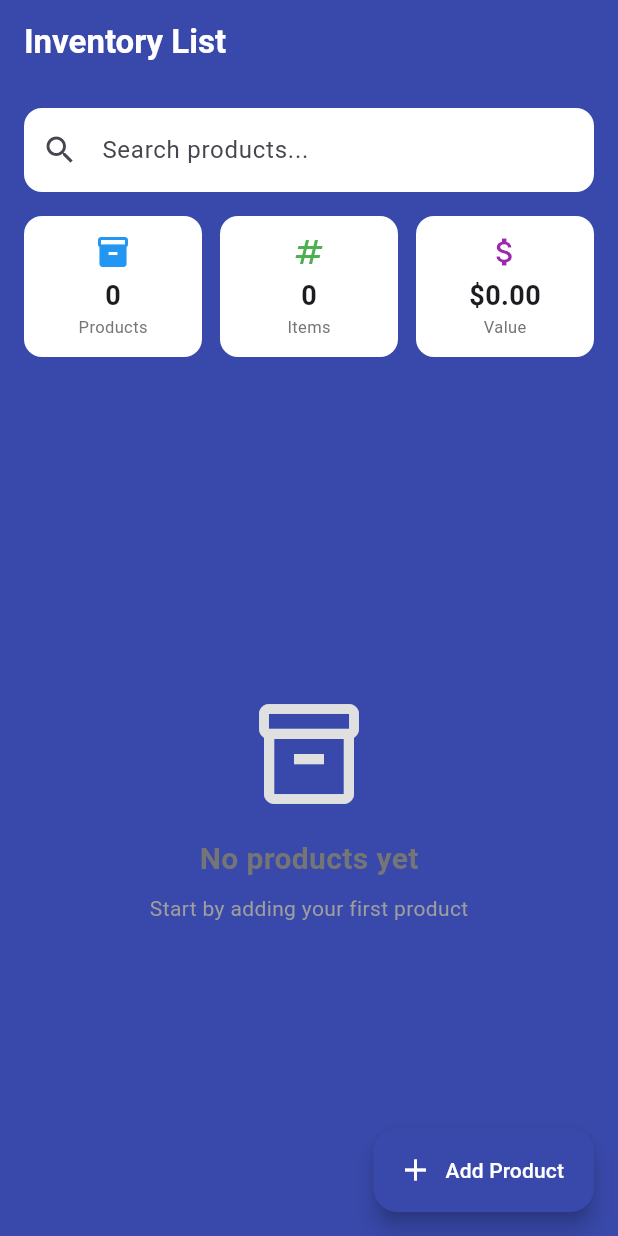
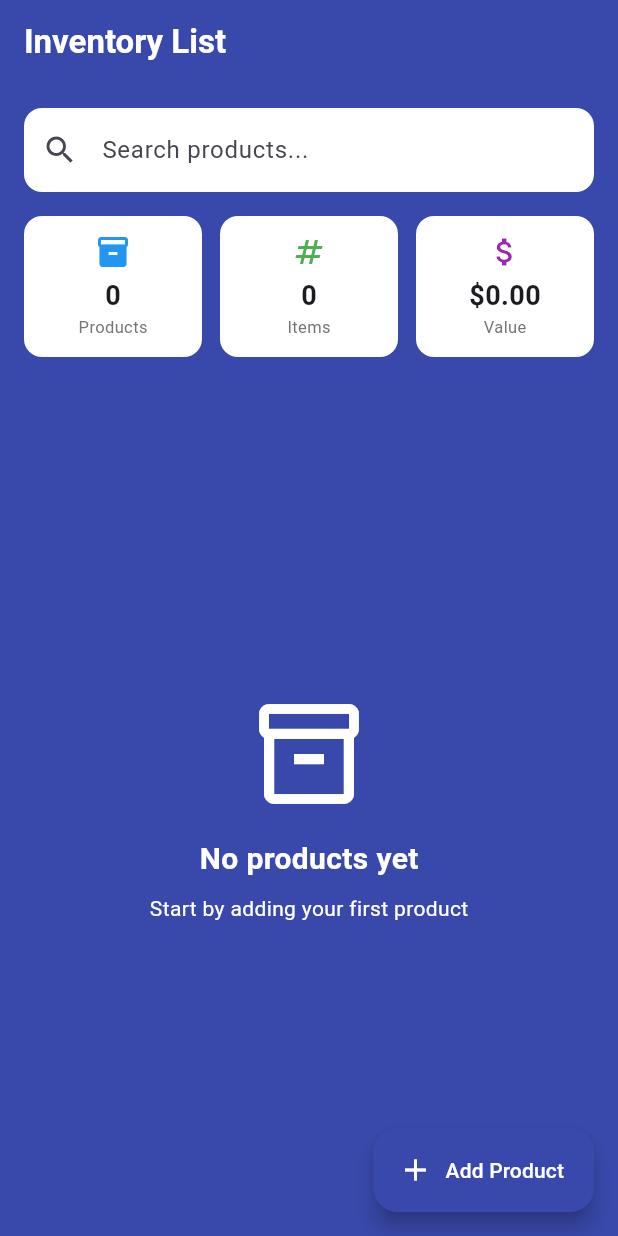
Before and after one commit to TheBigJae/hng_task_2, a Flutter app: the screen it shows after launch, on a phone screen of 412 x 824 dp. Run offline on Flutter 3.47's test engine with Material 3 defaults, Android fonts, the phone set to English and light mode, and no system bars; our stand-ins replace image_picker, sqflite; accounts and stored records are empty.

Commit message:
just the way it is

```diff
--- a/lib/screens/home_screen.dart
+++ b/lib/screens/home_screen.dart
@@ -348,20 +348,20 @@ class _HomeScreenState extends State<HomeScreen> {
       child: Column(
         mainAxisAlignment: MainAxisAlignment.center,
         children: [
-          Icon(Icons.inventory_2_outlined, size: 80, color: Colors.grey[300]),
+          Icon(Icons.inventory_2_outlined, size: 80, color: Colors.white),
           const SizedBox(height: 16),
           Text(
             'No products yet',
             style: TextStyle(
               fontSize: 20,
               fontWeight: FontWeight.bold,
-              color: Colors.grey[600],
+              color: Colors.white,
             ),
           ),
           const SizedBox(height: 8),
           Text(
             'Start by adding your first product',
-            style: TextStyle(color: Colors.grey[500]),
+            style: TextStyle(color: Colors.white),
           ),
         ],
       ),
```
